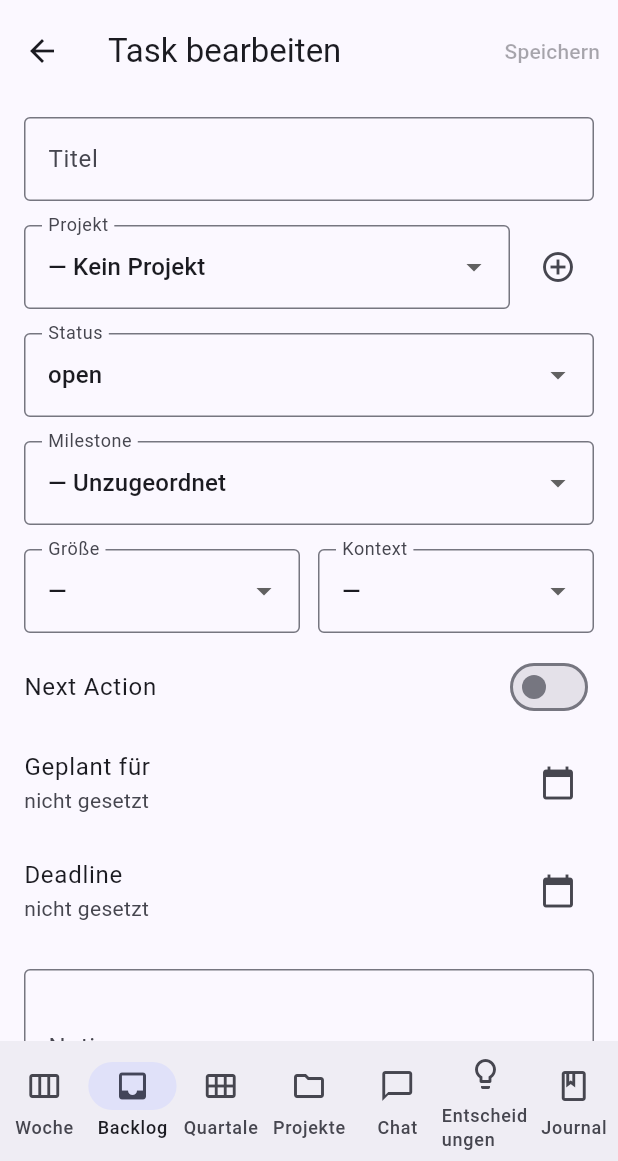
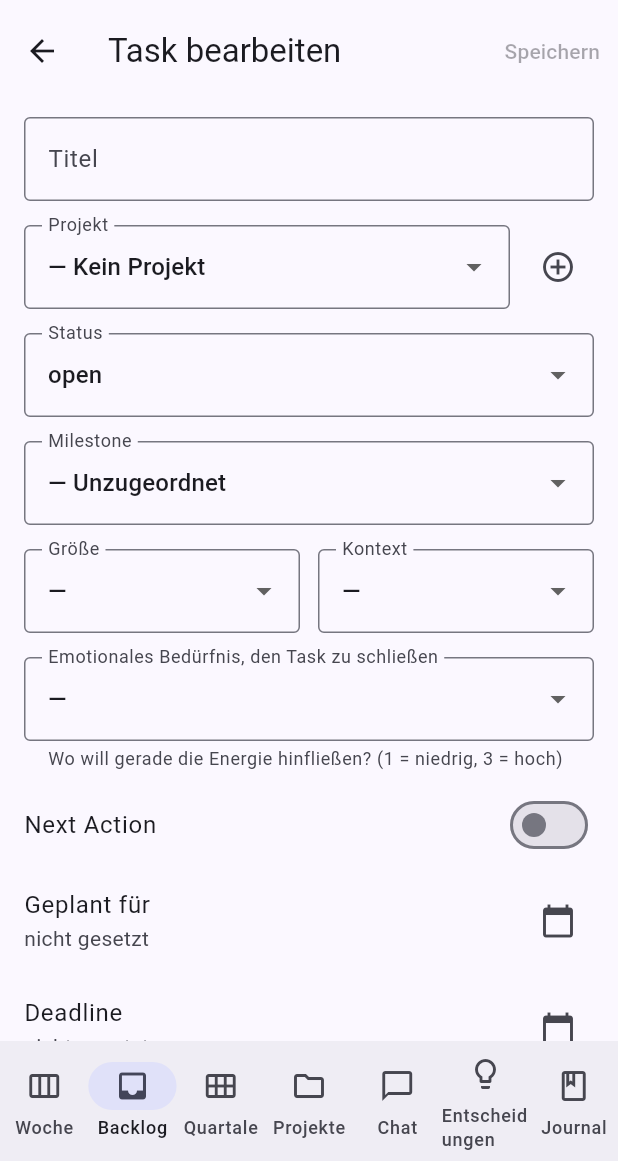
Before and after one commit to HeZumbu23/ai-time-plannning, a Flutter app: the BacklogScreen screen opened by its route, after a tap on the "add" icon, on a phone screen of 412 x 824 dp, the part 75-1236 px from its top. Run offline on Flutter 3.47's test engine with Material 3 defaults, Android fonts, the phone set to English and light mode, and no system bars; our stand-ins replace go_router, shared_preferences, supabase, webview_flutter; missing offline and left inert: mobile_scanner; accounts and stored records are empty.

Commit message:
Add emotional urgency attribute (1-3) to tasks
Adds a new task attribute capturing the emotional need to close a task
(1 = niedrig, 3 = hoch), as a criterion for where energy wants to flow
right now — independent of size/context/deadline. Wired through the DB
migration, Task model, detail screen editor, backlog filter/sort, task
tile chips, and the chat agent's task tools.

Co-Authored-By: Claude Sonnet 5 <noreply@anthropic.com>
Claude-Session: https://claude.ai/code/session_01PcRCTcVV9XcgiSDjgMryCU

```diff
--- a/lib/models/task.dart
+++ b/lib/models/task.dart
@@ -17,6 +17,7 @@ class Task {
     this.costType,
     this.labels = const [],
     this.dependsOn,
+    this.emotionalUrgency,
     this.doneAt,
     this.createdAt,
   });
@@ -43,6 +44,10 @@ class Task {
   final String? costType;
   final List<String> labels;
   final int? dependsOn;
+
+  /// Emotionales Bedürfnis, den Task zu schließen (1 = niedrig, 3 = hoch).
+  /// Kriterium dafür, wo gerade die Energie hinfließen will.
+  final int? emotionalUrgency;
   final DateTime? doneAt;
   final DateTime? createdAt;
 
@@ -57,6 +62,7 @@ class Task {
         milestoneId: milestoneId,
         costType: costType, labels: labels,
         dependsOn: dependsOn,
+        emotionalUrgency: emotionalUrgency,
         doneAt: newStatus == 'done' ? DateTime.now() : null,
         createdAt: createdAt,
       );
@@ -85,6 +91,7 @@ class Task {
       labels: (map['labels'] as List?)?.map((e) => e.toString()).toList() ??
           const [],
       dependsOn: map['depends_on'] as int?,
+      emotionalUrgency: map['emotional_urgency'] as int?,
       doneAt: _parseDate(map['done_at']),
       createdAt: _parseDate(map['created_at']),
     );
--- a/lib/screens/task_detail_screen.dart
+++ b/lib/screens/task_detail_screen.dart
@@ -28,6 +28,7 @@ class _TaskDetailScreenState extends State<TaskDetailScreen> {
   late String _status;
   String? _size;
   String? _context;
+  int? _emotionalUrgency;
   String? _milestoneId;
   late bool _nextAction;
   DateTime? _plannedDay;
@@ -52,6 +53,7 @@ class _TaskDetailScreenState extends State<TaskDetailScreen> {
     _status = _statuses.contains(t.status) ? t.status : 'open';
     _size = t.size;
     _context = t.context;
+    _emotionalUrgency = t.emotionalUrgency;
     _milestoneId = t.milestoneId;
     _nextAction = t.nextAction;
     _plannedDay = t.plannedDay;
@@ -147,6 +149,7 @@ class _TaskDetailScreenState extends State<TaskDetailScreen> {
         'status': _status,
         'size': _size,
         'context': _context,
+        'emotional_urgency': _emotionalUrgency,
         'milestone_id': _milestoneId,
         'next_action': _nextAction,
         'planned_day': _plannedDay == null ? null : _fmt(_plannedDay!),
@@ -426,6 +429,25 @@ class _TaskDetailScreenState extends State<TaskDetailScreen> {
               ),
             ],
           ),
+          const SizedBox(height: 16),
+          DropdownButtonFormField<int?>(
+            value: _emotionalUrgency,
+            decoration: const InputDecoration(
+              labelText: 'Emotionales Bedürfnis, den Task zu schließen',
+              helperText: 'Wo will gerade die Energie hinfließen? (1 = niedrig, 3 = hoch)',
+              border: OutlineInputBorder(),
+            ),
+            items: const [
+              DropdownMenuItem(value: null, child: Text('—')),
+              DropdownMenuItem(value: 1, child: Text('1 – niedrig')),
+              DropdownMenuItem(value: 2, child: Text('2 – mittel')),
+              DropdownMenuItem(value: 3, child: Text('3 – hoch')),
+            ],
+            onChanged: (v) {
+              setState(() => _emotionalUrgency = v);
+              _markChanged();
+            },
+          ),
           const SizedBox(height: 8),
           SwitchListTile(
             contentPadding: EdgeInsets.zero,
--- a/lib/widgets/task_tile.dart
+++ b/lib/widgets/task_tile.dart
@@ -80,6 +80,12 @@ class TaskTile extends StatelessWidget {
     if (task.context != null) {
       chips.add(_Tag(label: task.context!));
     }
+    if (task.emotionalUrgency != null) {
+      chips.add(_Tag(
+        label: '🔥${task.emotionalUrgency}',
+        color: theme.colorScheme.tertiaryContainer,
+      ));
+    }
     if (task.deadlineDate != null) {
       final d = task.deadlineDate!;
       chips.add(_Tag(
```
Also changed, not shown: lib/screens/backlog_screen.dart (+38 -0 lines), lib/services/task_agent.dart (+17 -3 lines), 1 other file.
